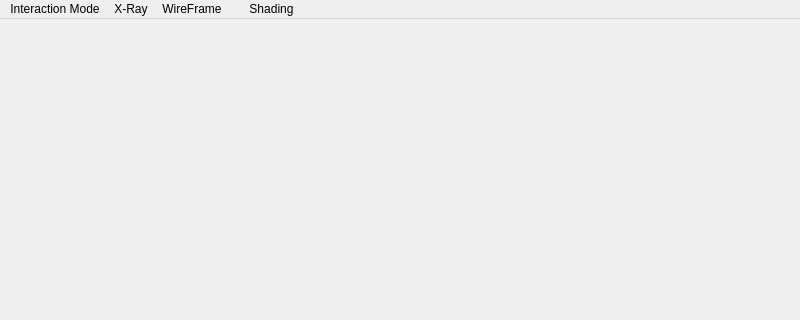
Before: the Qt Designer form src/gui/editor/3dview/MainWindow3dView.ui in hiergaut/Goliath-Engine, drawn with Qt 5; both pictures show x 0 to 800 and y 0 to 320 of the 800 by 600 pixel window.
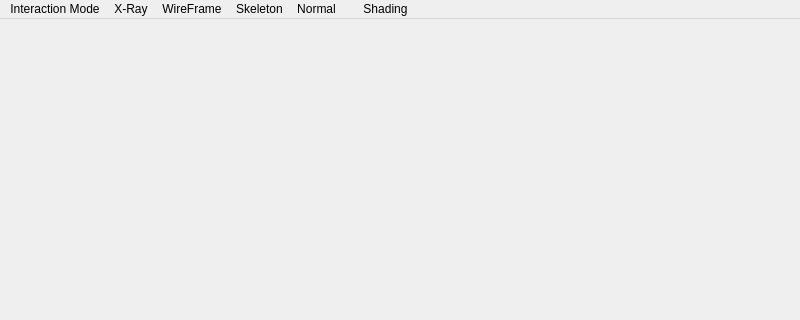
After: the same form once the commit is applied. Icons and pictures are not drawn.

```diff
--- a/src/gui/editor/3dview/MainWindow3dView.ui
+++ b/src/gui/editor/3dview/MainWindow3dView.ui
@@ -59,9 +59,21 @@
      <string>X-Ray</string>
     </property>
    </widget>
+   <widget class="QMenu" name="menuSkeleton">
+    <property name="title">
+     <string>Skeleton</string>
+    </property>
+   </widget>
+   <widget class="QMenu" name="menuNormal">
+    <property name="title">
+     <string>Normal</string>
+    </property>
+   </widget>
    <addaction name="menuInteraction_Mode"/>
    <addaction name="menuX_Ray"/>
    <addaction name="menuWireFrame"/>
+   <addaction name="menuSkeleton"/>
+   <addaction name="menuNormal"/>
    <addaction name="menuShading"/>
    <addaction name="menuShading_2"/>
   </widget>
```
Left out of the diff: 38 changed lines with no effect on the pictures.
